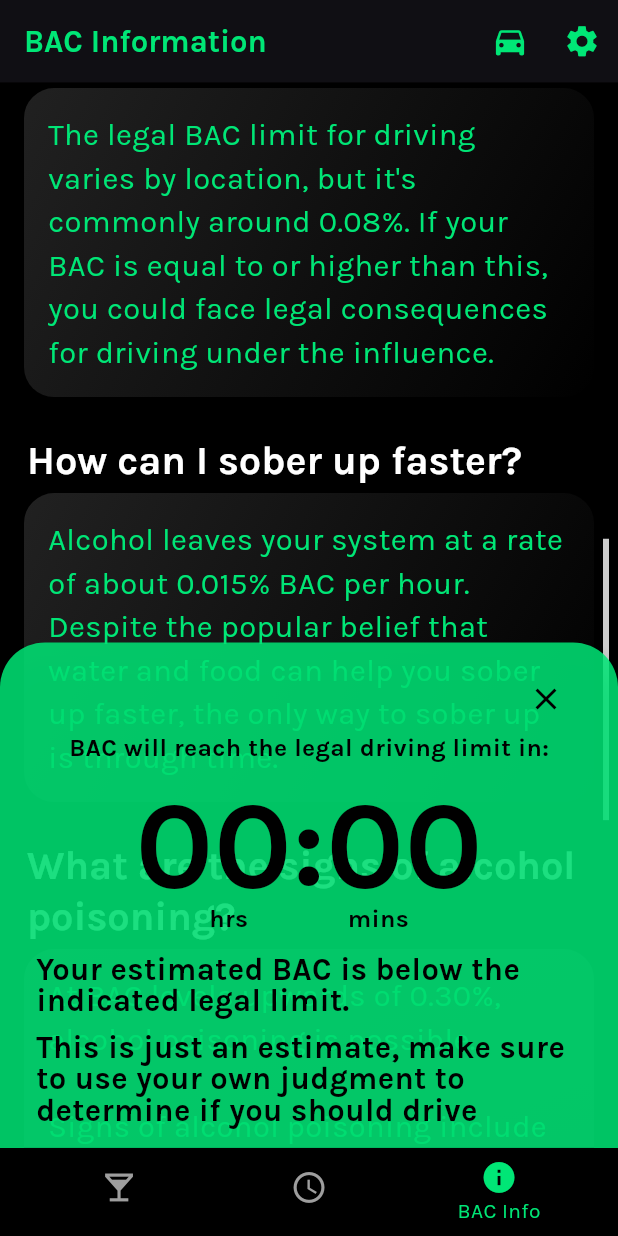
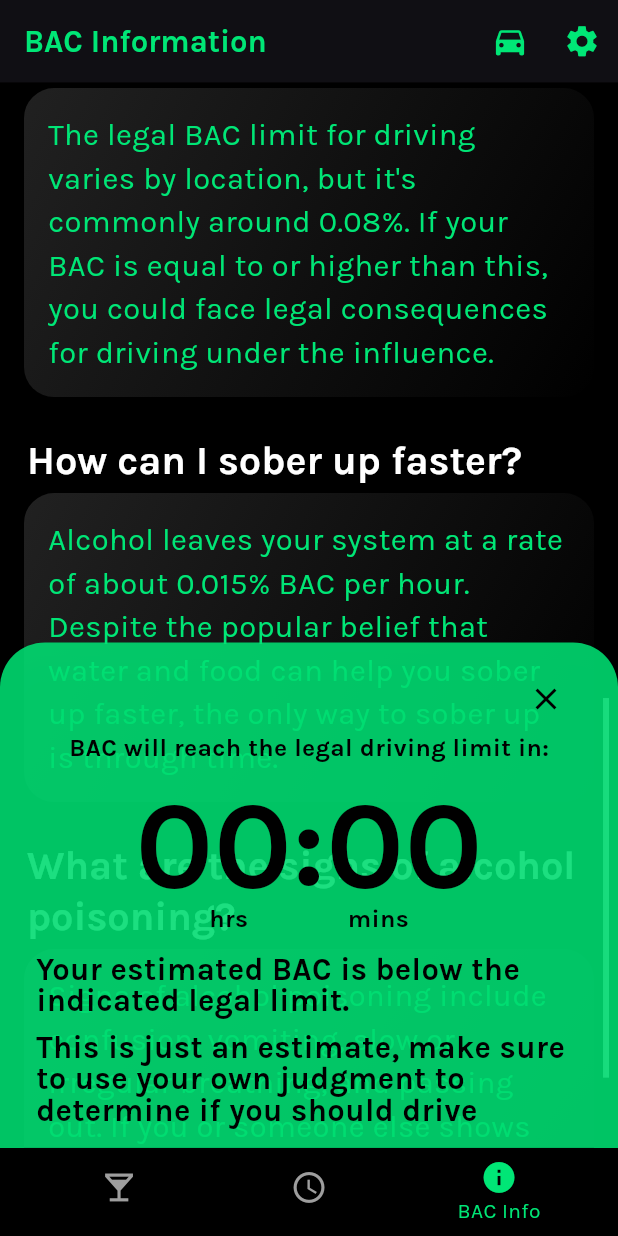
Before and after one commit to rahulg221/party_pal_, a Flutter app: the screen it shows after launch, item 3 of the bottom bar chosen, scrolled down 1152 dp, after a tap on the "directions car" icon, on a phone screen of 412 x 824 dp. Run offline on Flutter 3.47's test engine with Material 2 defaults, Android fonts, the phone set to English and light mode, and no system bars; our stand-ins replace flutter_riverpod, shared_preferences; missing offline and left inert: activity_ring.

Commit message:
Add files via upload

```diff
--- a/lib/bac_info.dart
+++ b/lib/bac_info.dart
@@ -2,7 +2,6 @@ import 'package:flutter/material.dart';
 import 'package:flutter_riverpod/flutter_riverpod.dart';
 import 'package:lift_links/drive_alert.dart';
 import 'package:lift_links/settings.dart';
-import 'package:lift_links/theme_config.dart';
 import 'package:lift_links/main.dart';
 import 'package:lift_links/providers.dart';
 
@@ -103,7 +102,7 @@ class _MyInfoPageState extends ConsumerState<MyInfoPage> {
                     style: Theme.of(context).textTheme.bodyMedium,
                   ),
                 ),
-                Expanded(child: SizedBox()),
+                const Expanded(child: SizedBox()),
                 Align(
                   alignment: Alignment.bottomLeft,
                   child: FittedBox(
@@ -173,10 +172,10 @@ class _MyInfoPageState extends ConsumerState<MyInfoPage> {
         actions: [
           IconButton(
             icon: bac >= 0.08
-                ? Icon(
+                ? const Icon(
                     Icons.car_crash,
                   )
-                : Icon(
+                : const Icon(
                     Icons.directions_car,
                   ),
             iconSize: 25,
@@ -187,7 +186,7 @@ class _MyInfoPageState extends ConsumerState<MyInfoPage> {
                     (ref.watch(bacController) - legalLimit) / 0.015),
                 backgroundColor: ref
                     .watch(colorController), // Customize the background color
-                duration: Duration(seconds: 5),
+                duration: const Duration(seconds: 5),
                 bac: ref.watch(bacController), // Customize the duration
               );
 
@@ -195,7 +194,7 @@ class _MyInfoPageState extends ConsumerState<MyInfoPage> {
             },
           ),
           IconButton(
-            icon: Icon(
+            icon: const Icon(
               Icons.settings,
             ),
             iconSize: 25,
@@ -214,9 +213,9 @@ class _MyInfoPageState extends ConsumerState<MyInfoPage> {
       body: Theme(
         data: ThemeData.dark(),
         child: Padding(
-          padding: EdgeInsets.only(top: 0.0),
+          padding: const EdgeInsets.only(top: 0.0),
           child: Center(
-            child: Container(
+            child: SizedBox(
               width: width - 12,
               child: Scrollbar(
                 controller: _scrollController,
@@ -227,9 +226,9 @@ class _MyInfoPageState extends ConsumerState<MyInfoPage> {
                   child: Column(
                     mainAxisAlignment: MainAxisAlignment.start,
                     children: <Widget>[
-                      SizedBox(height: 25),
+                      const SizedBox(height: 25),
                       _bacDisplay(bac, width, height),
-                      SizedBox(height: 25),
+                      const SizedBox(height: 25),
                       Padding(
                         padding: const EdgeInsets.only(left: 12.0),
                         child: Align(
@@ -239,9 +238,9 @@ class _MyInfoPageState extends ConsumerState<MyInfoPage> {
                                   Theme.of(context).textTheme.headlineMedium),
                         ),
                       ),
-                      SizedBox(height: 5),
+                      const SizedBox(height: 5),
                       _textContainer(height, width, commonEffects(bac)),
-                      SizedBox(height: 25),
+                      const SizedBox(height: 25),
                       Padding(
                         padding: const EdgeInsets.only(left: 12.0),
                         child: Align(
@@ -251,13 +250,13 @@ class _MyInfoPageState extends ConsumerState<MyInfoPage> {
                                   Theme.of(context).textTheme.headlineMedium),
                         ),
                       ),
-                      SizedBox(height: 5),
+                      const SizedBox(height: 5),
                       _textContainer(
                         height,
                         width,
                         'Blood Alcohol Concentration (BAC) refers to the percent of alcohol in your blood stream. The higher your BAC levels, the more impaired you may feel. Understanding your BAC level is important for making good choices when drinking.',
                       ),
-                      SizedBox(height: 25),
+                      const SizedBox(height: 25),
                       Padding(
                         padding: const EdgeInsets.only(left: 12.0),
                         child: Align(
@@ -267,13 +266,13 @@ class _MyInfoPageState extends ConsumerState<MyInfoPage> {
                                   Theme.of(context).textTheme.headlineMedium),
                         ),
                       ),
-                      SizedBox(height: 5),
+                      const SizedBox(height: 5),
                       _textContainer(
                         height,
                         width,
                         "Blood Alcohol Concentration (BAC) is most accurately measured by a blood test or a breathalyzer. This app utilizes a modified version of the Widmark's algorithm, which uses the user's gender, weight, and the drinking time span to calculate an estimated BAC level. This number is just an estimate, so never solely rely on this calculation to determine whether or not you should drive.",
                       ),
-                      SizedBox(height: 25),
+                      const SizedBox(height: 25),
                       Padding(
                         padding: const EdgeInsets.only(left: 12.0),
                         child: Align(
@@ -284,13 +283,13 @@ class _MyInfoPageState extends ConsumerState<MyInfoPage> {
                                   Theme.of(context).textTheme.headlineMedium),
                         ),
                       ),
-                      SizedBox(height: 5),
+                      const SizedBox(height: 5),
                       _textContainer(
                         height,
                         width,
                         "The legal BAC limit for driving varies by location, but it's commonly around 0.08%. If your BAC is equal to or higher than this, you could face legal consequences for driving under the influence.",
                       ),
-                      SizedBox(height: 25),
+                      const SizedBox(height: 25),
                       Padding(
                         padding: const EdgeInsets.only(left: 12.0),
                         child: Align(
@@ -300,13 +299,13 @@ class _MyInfoPageState extends ConsumerState<MyInfoPage> {
                                   Theme.of(context).textTheme.headlineMedium),
                         ),
                       ),
-                      SizedBox(height: 5),
+                      const SizedBox(height: 5),
                       _textContainer(
                         height,
                         width,
                         "Alcohol leaves your system at a rate of about 0.015% BAC per hour. Despite the popular belief that water and food can help you sober up faster, the only way to sober up is through time.",
                       ),
-                      SizedBox(height: 25),
+                      const SizedBox(height: 25),
                       Padding(
                         padding: const EdgeInsets.only(left: 12.0),
                         child: Align(
@@ -317,9 +316,9 @@ class _MyInfoPageState extends ConsumerState<MyInfoPage> {
                                   Theme.of(context).textTheme.headlineMedium),
                         ),
                       ),
-                      SizedBox(height: 5),
+                      const SizedBox(height: 5),
                       _textContainer(height, width,
-                          "At BAC levels upwards of 0.30%, alcohol poisoning is possible.\n\nSigns of alcohol poisoning include confusion, vomiting, slow or irregular breathing, and passing out. If you or someone else shows these signs after drinking, seek immediate medical help.\n\nWhat you should do:\n\n• Place them on their side in the recovery position to prevent choking on vomit.\n\n• Stay with them and make sure they stay awake.\n\n• Provide them with sips of water and keep them hydrated.\n\n• Keep them warm by covering them with a warm blanket or clothing to prevent hypothermia.\n\n• Provide medical professionals with information about the person's alcohol consumption, any medications they may be taking, and their medical history if possible."),
+                          "Signs of alcohol poisoning include confusion, vomiting, slow or irregular breathing, and passing out. If you or someone else shows these signs after drinking, seek immediate medical help. Until help arrives, place them on their side, and keep them warm and hydrated."),
                     ],
                   ),
                 ),
--- a/lib/drive_alert.dart
+++ b/lib/drive_alert.dart
@@ -1,7 +1,7 @@
 import 'package:flutter/material.dart';
 
 class ReusableSnackBar extends SnackBar {
-  ReusableSnackBar({
+  ReusableSnackBar({super.key,
     required BuildContext context,
     required String timeTillDrive,
     required double bac,
@@ -13,7 +13,7 @@ class ReusableSnackBar extends SnackBar {
               Align(
                 alignment: Alignment.topRight,
                 child: IconButton(
-                  icon: Icon(Icons.close),
+                  icon: const Icon(Icons.close),
                   onPressed: () {
                     // Close the SnackBar when the close button is pressed
                     ScaffoldMessenger.of(context).hideCurrentSnackBar();
@@ -67,7 +67,7 @@ class ReusableSnackBar extends SnackBar {
                   height: 1,
                 ),
               ),
-              SizedBox(height: 10),
+              const SizedBox(height: 10),
               Text(
                 'This is just an estimate, make sure to use your own judgment to determine if you should drive',
                 style: TextStyle(
@@ -79,7 +79,7 @@ class ReusableSnackBar extends SnackBar {
               ),
             ],
           ),
-          shape: RoundedRectangleBorder(
+          shape: const RoundedRectangleBorder(
             borderRadius: BorderRadius.only(
               topLeft: Radius.circular(30.0),
               topRight: Radius.circular(30.0),
--- a/lib/history.dart
+++ b/lib/history.dart
@@ -1,11 +1,9 @@
 import 'package:flutter/material.dart';
 import 'package:flutter_riverpod/flutter_riverpod.dart';
 import 'package:lift_links/drive_alert.dart';
-import 'package:lift_links/homepage.dart';
 import 'package:lift_links/settings.dart';
 import 'package:lift_links/theme_config.dart';
 import 'main.dart';
-import 'package:intl/intl.dart';
 import 'package:lift_links/providers.dart';
 
 class MyFriendsPage extends ConsumerStatefulWidget {
@@ -58,7 +56,7 @@ class _MyFriendsPageState extends ConsumerState<MyFriendsPage> {
         color: MyApp.themeNotifier.value == ThemeMode.light
             ? Colors.white
             : Colors.black,
-        shape: RoundedRectangleBorder(
+        shape: const RoundedRectangleBorder(
           borderRadius: BorderRadius.only(
             topLeft: Radius.circular(20.0),
             topRight: Radius.circular(20.0),
@@ -80,7 +78,7 @@ class _MyFriendsPageState extends ConsumerState<MyFriendsPage> {
                     : Colors.black,
               ],
             ),
-            borderRadius: BorderRadius.only(
+            borderRadius: const BorderRadius.only(
               topLeft: Radius.circular(20.0),
               topRight: Radius.circular(20.0),
             ),
@@ -181,13 +179,13 @@ class _MyFriendsPageState extends ConsumerState<MyFriendsPage> {
                     style: Theme.of(context).textTheme.bodyMedium,
                   ),
                 ),
-                Expanded(child: SizedBox()),
+                const Expanded(child: SizedBox()),
                 Align(
                   alignment: Alignment.center,
                   child: Row(
                     children: [
                       Text(
-                        '${count.toStringAsFixed(1)}',
+                        count.toStringAsFixed(1),
                         style: Theme.of(context).textTheme.headlineLarge,
                       ),
                       const SizedBox(width: 8),
@@ -221,10 +219,10 @@ class _MyFriendsPageState extends ConsumerState<MyFriendsPage> {
         actions: [
           IconButton(
             icon: bac >= 0.08
-                ? Icon(
+                ? const Icon(
                     Icons.car_crash,
                   )
-                : Icon(
+                : const Icon(
                     Icons.directions_car,
                   ),
             iconSize: 25,
@@ -235,7 +233,7 @@ class _MyFriendsPageState extends ConsumerState<MyFriendsPage> {
                     (ref.watch(bacController) - legalLimit) / 0.015),
                 backgroundColor: ref
                     .watch(colorController), // Customize the background color
-                duration: Duration(seconds: 5),
+                duration: const Duration(seconds: 5),
                 bac: ref.watch(bacController), // Customize the duration
               );
 
@@ -243,7 +241,7 @@ class _MyFriendsPageState extends ConsumerState<MyFriendsPage> {
             },
           ),
           IconButton(
-            icon: Icon(
+            icon: const Icon(
               Icons.settings,
             ),
             iconSize: 25,
@@ -262,16 +260,16 @@ class _MyFriendsPageState extends ConsumerState<MyFriendsPage> {
       body: Theme(
         data: ThemeData.dark(),
         child: Padding(
-          padding: EdgeInsets.only(top: 0.0),
+          padding: const EdgeInsets.only(top: 0.0),
           child: Center(
-            child: Container(
+            child: SizedBox(
               width: width - 12,
               child: Column(
                 mainAxisAlignment: MainAxisAlignment.start,
                 children: <Widget>[
-                  SizedBox(height: 25),
+                  const SizedBox(height: 25),
                   _drinkDisplay(count, width, height),
-                  SizedBox(height: 25),
+                  const SizedBox(height: 25),
                   Padding(
                     padding: const EdgeInsets.only(left: 12.0),
                     child: Align(
@@ -283,7 +281,7 @@ class _MyFriendsPageState extends ConsumerState<MyFriendsPage> {
                           style: Theme.of(context).textTheme.headlineMedium),
                     ),
                   ),
-                  SizedBox(height: 5),
+                  const SizedBox(height: 5),
                   Expanded(child: _drinkList(width, height, drinks)),
                 ],
               ),
--- a/lib/homepage.dart
+++ b/lib/homepage.dart
@@ -36,7 +36,7 @@ class _MyHomePageState extends ConsumerState<MyHomePage> {
   bool isBeer = true;
   bool isWine = false;
   bool isLiquor = false;
-  double _kItemExtent = 32.0;
+  final double _kItemExtent = 32.0;
 
   String sizeDisplay = '1 Can';
 
@@ -116,7 +116,7 @@ class _MyHomePageState extends ConsumerState<MyHomePage> {
   void startTimer() {
     print('Starting timer');
     // Start the timer when the button is pressed
-    timer = Timer.periodic(Duration(seconds: 1), (_) {
+    timer = Timer.periodic(const Duration(seconds: 1), (_) {
       // Make sure initialTime is not null before calling updateBac
       if (ref.watch(bacController) <= 0) {
         stopTimer();
@@ -355,8 +355,8 @@ class _MyHomePageState extends ConsumerState<MyHomePage> {
                 print('bac ratio: $bacRatio');
                 // Show the snack bar here.
                 final snackBar = SnackBar(
-                  duration: Duration(seconds: 3),
-                  shape: RoundedRectangleBorder(
+                  duration: const Duration(seconds: 3),
+                  shape: const RoundedRectangleBorder(
                     borderRadius: BorderRadius.only(
                       topLeft: Radius.circular(
                           20.0), // Adjust the top left corner radius here
@@ -369,7 +369,7 @@ class _MyHomePageState extends ConsumerState<MyHomePage> {
                       Align(
                         alignment: Alignment.topRight,
                         child: IconButton(
-                          icon: Icon(Icons.close),
+                          icon: const Icon(Icons.close),
                           onPressed: () {
                             // Close the SnackBar when the close button is pressed
                             ScaffoldMessenger.of(context).hideCurrentSnackBar();
@@ -379,7 +379,7 @@ class _MyHomePageState extends ConsumerState<MyHomePage> {
                       ),
                       Text(
                           'You have consumed ${count.toStringAsFixed(1)} standard drinks.\n\nA standard drink is equivalent to:\n\n-12 ounces of beer at 5% ABV\n\n-5 ounces of wine at 12% ABV\n\n-1.5 oz of hard liquor at 40% ABV',
-                          style: TextStyle(
+                          style: const TextStyle(
                               color: Colors.black,
                               fontWeight: FontWeight.bold)),
                     ],
@@ -435,7 +435,7 @@ class _MyHomePageState extends ConsumerState<MyHomePage> {
         children: [
           Row(
             children: [
-              Container(
+              SizedBox(
                 width: (width - 32) / 2 - 3, // width - body column padding
                 height: height * 3 / 15,
                 child: TextButton(
@@ -483,12 +483,12 @@ class _MyHomePageState extends ConsumerState<MyHomePage> {
                   ),
                 ),
               ),
-              SizedBox(width: 6),
+              const SizedBox(width: 6),
               Column(
                 children: [
                   Align(
                     alignment: Alignment.centerRight,
-                    child: Container(
+                    child: SizedBox(
                       width:
                           (width - 32) / 2 - 3, // width - body column padding
                       height: (height * 3 / 15) / 2 - 3,
@@ -543,7 +543,7 @@ class _MyHomePageState extends ConsumerState<MyHomePage> {
                               return Center(child: Text(_beerOzStr_[index]));
                             }
 
-                            return Center(child: Text('Error'));
+                            return const Center(child: Text('Error'));
                           }),
                         )),
                         child: Text(sizeDisplay,
@@ -551,10 +551,10 @@ class _MyHomePageState extends ConsumerState<MyHomePage> {
                       ),
                     ),
                   ),
-                  SizedBox(height: 6),
+                  const SizedBox(height: 6),
                   Align(
                     alignment: Alignment.centerRight,
-                    child: Container(
+                    child: SizedBox(
                       width:
                           (width - 32) / 2 - 3, // width - body column padding
                       height: (height * 3 / 15) / 2 - 3,
@@ -611,7 +611,7 @@ class _MyHomePageState extends ConsumerState<MyHomePage> {
                                   child: Text('${_beerAbv[index]} %'));
                             }
 
-                            return Center(child: Text('Error'));
+                            return const Center(child: Text('Error'));
                           }),
                         )),
                         child: Text('${ref.watch(abvController)} %',
@@ -623,12 +623,12 @@ class _MyHomePageState extends ConsumerState<MyHomePage> {
               ),
             ],
           ),
-          SizedBox(height: 6),
+          const SizedBox(height: 6),
           Row(
             children: [
               Align(
                 alignment: Alignment.centerLeft,
-                child: Container(
+                child: SizedBox(
                   width: (width - 32) / 2 - 3, // width - body column padding
                   height: height * 0.06,
                   child: TextButton(
@@ -665,10 +665,10 @@ class _MyHomePageState extends ConsumerState<MyHomePage> {
                   ),
                 ),
               ),
-              SizedBox(width: 6),
+              const SizedBox(width: 6),
               Align(
                 alignment: Alignment.centerRight,
-                child: Container(
+                child: SizedBox(
                   width: (width - 32) / 2 - 3, // width - body column padding
                   height: height * 0.06,
                   child: TextButton(
@@ -738,10 +738,10 @@ class _MyHomePageState extends ConsumerState<MyHomePage> {
       context: context,
       builder: (BuildContext context) {
         return AlertDialog(
-          title: Text('Warning',
+          title: const Text('Warning',
               style:
                   TextStyle(color: Colors.black, fontWeight: FontWeight.bold)),
-          content: Text(
+          content: const Text(
               'Please enter your information in settings before proceeding.',
               style:
                   TextStyle(color: Colors.black, fontWeight: FontWeight.bold)),
@@ -751,7 +751,7 @@ class _MyHomePageState extends ConsumerState<MyHomePage> {
                 // Add code here to handle the action when the user taps on the button
                 Navigator.of(context).pop(); // Close the dialog
               },
-              child: Text('OK',
+              child: const Text('OK',
                   style: TextStyle(
                       color: Colors.black, fontWeight: FontWeight.bold)),
             ),
@@ -794,10 +794,10 @@ class _MyHomePageState extends ConsumerState<MyHomePage> {
         actions: [
           IconButton(
             icon: bac >= 0.08
-                ? Icon(
+                ? const Icon(
                     Icons.car_crash,
                   )
-                : Icon(
+                : const Icon(
                     Icons.directions_car,
                   ),
             iconSize: 25,
@@ -808,7 +808,7 @@ class _MyHomePageState extends ConsumerState<MyHomePage> {
                     (ref.watch(bacController) - legalLimit) / 0.015),
                 backgroundColor: ref
                     .watch(colorController), // Customize the background color
-                duration: Duration(seconds: 5),
+                duration: const Duration(seconds: 5),
                 bac: ref.watch(bacController), // Customize the duration
               );
 
@@ -816,7 +816,7 @@ class _MyHomePageState extends ConsumerState<MyHomePage> {
             },
           ),
           IconButton(
-            icon: Icon(
+            icon: const Icon(
               Icons.settings,
             ),
             iconSize: 25,
@@ -856,10 +856,10 @@ class _MyHomePageState extends ConsumerState<MyHomePage> {
                     height),
                 Expanded(child: SizedBox(height: height * 0.1)),
                 _drinkSelector(height),
-                SizedBox(height: 6),
+                const SizedBox(height: 6),
                 _inputPanel(width, height, weight, abv, oz, bac, recLevel,
                     legalLimit, tolerance, count, genderVal, unit),
-                SizedBox(height: 6),
+                const SizedBox(height: 6),
               ],
             ),
           ),
--- a/lib/main.dart
+++ b/lib/main.dart
@@ -4,10 +4,8 @@ import 'package:lift_links/history.dart';
 import 'package:lift_links/homepage.dart';
 import 'package:lift_links/providers.dart';
 import 'package:lift_links/theme_config.dart';
-import 'package:lift_links/tips.dart';
 import 'package:shared_preferences/shared_preferences.dart';
 import 'package:flutter_riverpod/flutter_riverpod.dart';
-import 'package:animated_splash_screen/animated_splash_screen.dart';
 import 'package:flutter/services.dart';
 
 class LifeCycle extends ConsumerStatefulWidget {
@@ -62,7 +60,7 @@ void main() {
   SystemChrome.setPreferredOrientations(
       [DeviceOrientation.portraitUp, DeviceOrientation.portraitDown]);
 
-  runApp(ProviderScope(
+  runApp(const ProviderScope(
     child: MyApp(),
   ));
 }
@@ -71,7 +69,7 @@ class MyApp extends ConsumerWidget {
   static final ValueNotifier<ThemeMode> themeNotifier =
       ValueNotifier(ThemeMode.light);
 
-  MyApp({super.key});
+  const MyApp({super.key});
 
   // This widget is the root of your application.
   @override
@@ -93,7 +91,7 @@ class MyApp extends ConsumerWidget {
               MediaQuery.of(context).size.height,
             ),
             themeMode: currentMode,
-            home: LifeCycle(
+            home: const LifeCycle(
               child: MainPage(
                 title: 'Party Pal App',
               ),
--- a/lib/providers.dart
+++ b/lib/providers.dart
@@ -1,4 +1,3 @@
-import 'dart:ui';
 import 'package:flutter/material.dart';
 import 'package:flutter_riverpod/flutter_riverpod.dart';
 
--- a/lib/theme_config.dart
+++ b/lib/theme_config.dart
@@ -1,5 +1,4 @@
 import 'package:flutter/material.dart';
-import 'package:lift_links/main.dart';
 
 String fontStyle = 'Karla';
 String fancyStyle = 'GreatVibes';
```
Also changed, not shown: lib/settings.dart (+47 -44 lines), lib/tips.dart (+4 -4 lines).
